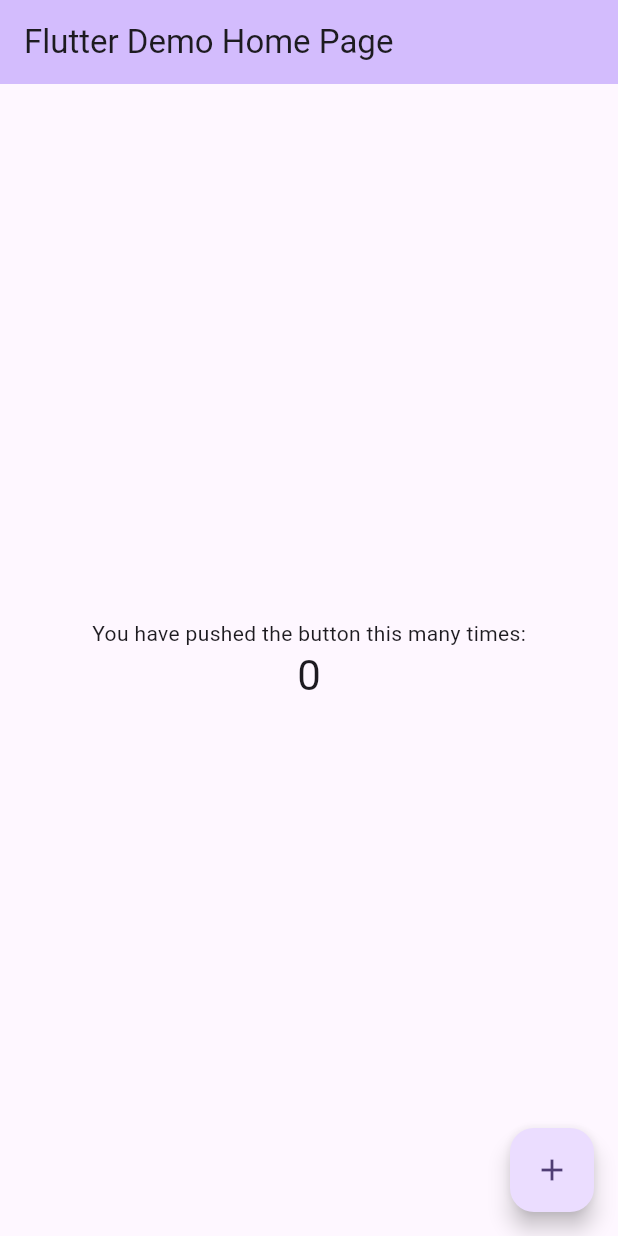
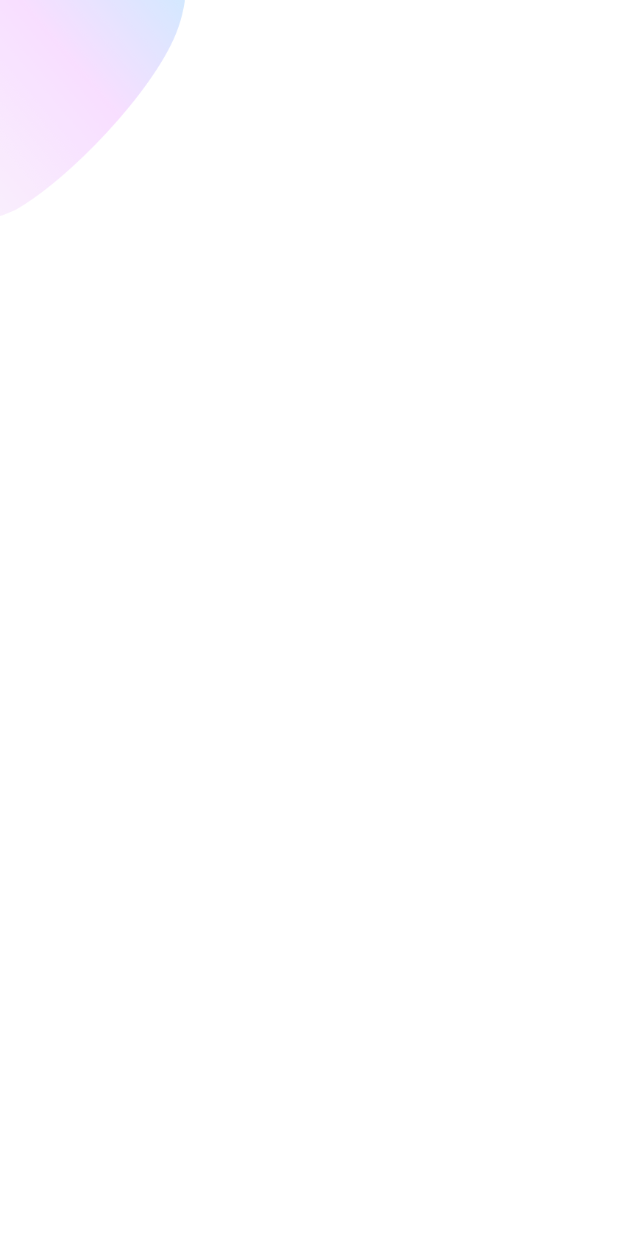
Before and after one commit to Aryan10N/SwapShelf, a Flutter app: the screen it shows after launch, on a phone screen of 412 x 824 dp. Run offline on Flutter 3.47's test engine with Material 3 defaults, Android fonts, the phone set to English and light mode, and no system bars.

Commit message:
Starting creating Welcome Page

```diff
--- /dev/null
+++ b/lib/constants.dart
@@ -0,0 +1,3 @@
+import 'package:flutter/material.dart';
+const kPrimaryColor = Color(0xFF6F35A5);
+const kPrimaryLightColor = Color(0xFFF1E6FF);
--- a/lib/main.dart
+++ b/lib/main.dart
@@ -1,122 +1,23 @@
 import 'package:flutter/material.dart';
+import 'package:swap_shelf/constants.dart';
+import 'package:swap_shelf/screens/welcome_screen.dart';
 
 void main() {
   runApp(const MyApp());
 }
 
 class MyApp extends StatelessWidget {
-  const MyApp({super.key});
+  const MyApp({Key? key}) : super(key: key);
 
-  // This widget is the root of your application.
   @override
   Widget build(BuildContext context) {
     return MaterialApp(
-      title: 'Flutter Demo',
+      title: 'SwapShelf',
       theme: ThemeData(
-        // This is the theme of your application.
-        //
-        // TRY THIS: Try running your application with "flutter run". You'll see
-        // the application has a purple toolbar. Then, without quitting the app,
-        // try changing the seedColor in the colorScheme below to Colors.green
-        // and then invoke "hot reload" (save your changes or press the "hot
-        // reload" button in a Flutter-supported IDE, or press "r" if you used
-        // the command line to start the app).
-        //
-        // Notice that the counter didn't reset back to zero; the application
-        // state is not lost during the reload. To reset the state, use hot
-        // restart instead.
-        //
-        // This works for code too, not just values: Most code changes can be
-        // tested with just a hot reload.
-        colorScheme: ColorScheme.fromSeed(seedColor: Colors.deepPurple),
+        primaryColor: kPrimaryColor,
+        scaffoldBackgroundColor: Colors.white,
       ),
-      home: const MyHomePage(title: 'Flutter Demo Home Page'),
+      home: WelcomeScreen(),
     );
   }
 }
-
-class MyHomePage extends StatefulWidget {
-  const MyHomePage({super.key, required this.title});
-
-  // This widget is the home page of your application. It is stateful, meaning
-  // that it has a State object (defined below) that contains fields that affect
-  // how it looks.
-
-  // This class is the configuration for the state. It holds the values (in this
-  // case the title) provided by the parent (in this case the App widget) and
-  // used by the build method of the State. Fields in a Widget subclass are
-  // always marked "final".
-
-  final String title;
-
-  @override
-  State<MyHomePage> createState() => _MyHomePageState();
-}
-
-class _MyHomePageState extends State<MyHomePage> {
-  int _counter = 0;
-
-  void _incrementCounter() {
-    setState(() {
-      // This call to setState tells the Flutter framework that something has
-      // changed in this State, which causes it to rerun the build method below
-      // so that the display can reflect the updated values. If we changed
-      // _counter without calling setState(), then the build method would not be
-      // called again, and so nothing would appear to happen.
-      _counter++;
-    });
-  }
-
-  @override
-  Widget build(BuildContext context) {
-    // This method is rerun every time setState is called, for instance as done
-    // by the _incrementCounter method above.
-    //
-    // The Flutter framework has been optimized to make rerunning build methods
-    // fast, so that you can just rebuild anything that needs updating rather
-    // than having to individually change instances of widgets.
-    return Scaffold(
-      appBar: AppBar(
-        // TRY THIS: Try changing the color here to a specific color (to
-        // Colors.amber, perhaps?) and trigger a hot reload to see the AppBar
-        // change color while the other colors stay the same.
-        backgroundColor: Theme.of(context).colorScheme.inversePrimary,
-        // Here we take the value from the MyHomePage object that was created by
-        // the App.build method, and use it to set our appbar title.
-        title: Text(widget.title),
-      ),
-      body: Center(
-        // Center is a layout widget. It takes a single child and positions it
-        // in the middle of the parent.
-        child: Column(
-          // Column is also a layout widget. It takes a list of children and
-          // arranges them vertically. By default, it sizes itself to fit its
-          // children horizontally, and tries to be as tall as its parent.
-          //
-          // Column has various properties to control how it sizes itself and
-          // how it positions its children. Here we use mainAxisAlignment to
-          // center the children vertically; the main axis here is the vertical
-          // axis because Columns are vertical (the cross axis would be
-          // horizontal).
-          //
-          // TRY THIS: Invoke "debug painting" (choose the "Toggle Debug Paint"
-          // action in the IDE, or press "p" in the console), to see the
-          // wireframe for each widget.
-          mainAxisAlignment: MainAxisAlignment.center,
-          children: <Widget>[
-            const Text('You have pushed the button this many times:'),
-            Text(
-              '$_counter',
-              style: Theme.of(context).textTheme.headlineMedium,
-            ),
-          ],
-        ),
-      ),
-      floatingActionButton: FloatingActionButton(
-        onPressed: _incrementCounter,
-        tooltip: 'Increment',
-        child: const Icon(Icons.add),
-      ), // This trailing comma makes auto-formatting nicer for build methods.
-    );
-  }
-}
--- /dev/null
+++ b/lib/screens/components/body.dart
@@ -0,0 +1,27 @@
+import 'package:flutter/material.dart';
+
+class Body extends StatelessWidget {
+  const Body({super.key});
+
+  @override
+  Widget build(BuildContext context) {
+    Size size = MediaQuery.of(context).size;  // This size provide us total height and width of our screen
+    return Container(
+      height: size.height,
+      width: double.infinity,
+      child: Stack(
+        alignment: Alignment.center,
+        children: <Widget>[
+          Positioned(
+            top: 0,
+            left: 0,
+            child: Image.asset(
+          "assets/images/main_top.png",
+          width: size.width * 0.3,
+        ),
+        ),
+        ],
+      ),
+    );
+  }
+}
--- /dev/null
+++ b/lib/screens/welcome_screen.dart
@@ -0,0 +1,9 @@
+import 'package:flutter/material.dart';
+import 'package:swap_shelf/screens/components/body.dart' show Body;
+
+class WelcomeScreen extends StatelessWidget {
+  @override
+  Widget build(BuildContext context) {
+    return Scaffold(body: Body());
+  }
+}
--- a/pubspec.yaml
+++ b/pubspec.yaml
@@ -34,6 +34,7 @@ dependencies:
   # The following adds the Cupertino Icons font to your application.
   # Use with the CupertinoIcons class for iOS style icons.
   cupertino_icons: ^1.0.8
+  flutter_svg: ^2.1.0
 
 dev_dependencies:
   flutter_test:
@@ -58,8 +59,9 @@ flutter:
   uses-material-design: true
 
   # To add assets to your application, add an assets section, like this:
-  # assets:
-  #   - images/a_dot_burr.jpeg
+  assets:
+    - assets/images/
+    - assets/icons/
   #   - images/a_dot_ham.jpeg
 
   # An image asset can refer to one or more resolution-specific "variants", see
```
Also changed, not shown: lib/screens/signup_page.dart (added, +108 -0 lines), assets/icons/chat.svg (added), assets/icons/facebook.svg (added), assets/icons/google-plus.svg (added), assets/icons/login.svg (added), assets/icons/signup.svg (added), assets/icons/twitter.svg (added), assets/images/login_bottom.png (added), assets/images/main_bottom.png (added), assets/images/main_top.png (added), assets/images/signup_top.png (added), pubspec.lock.
